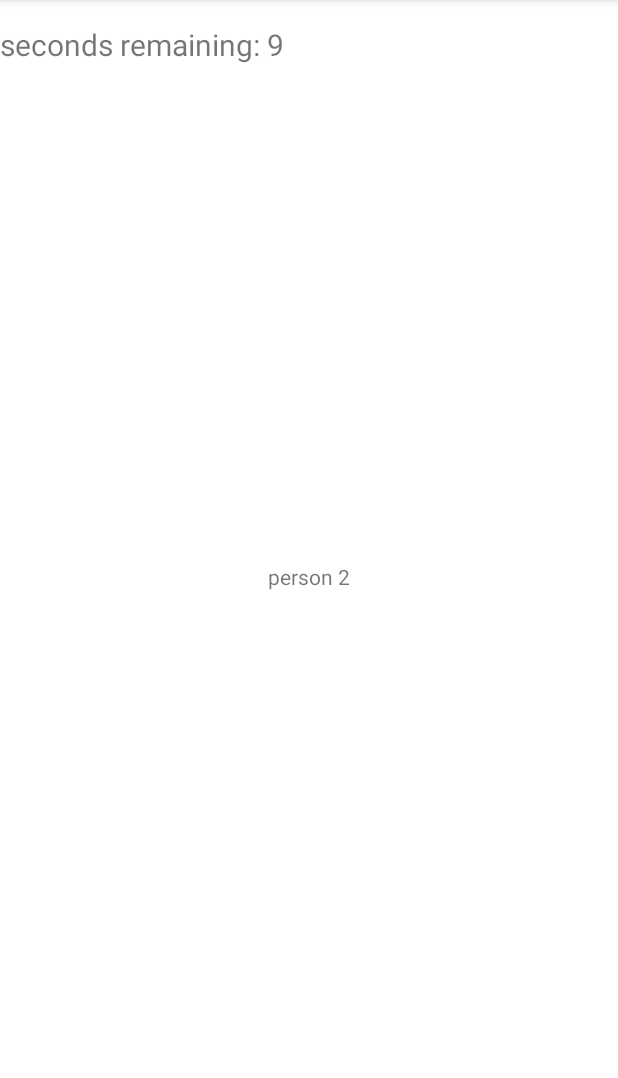
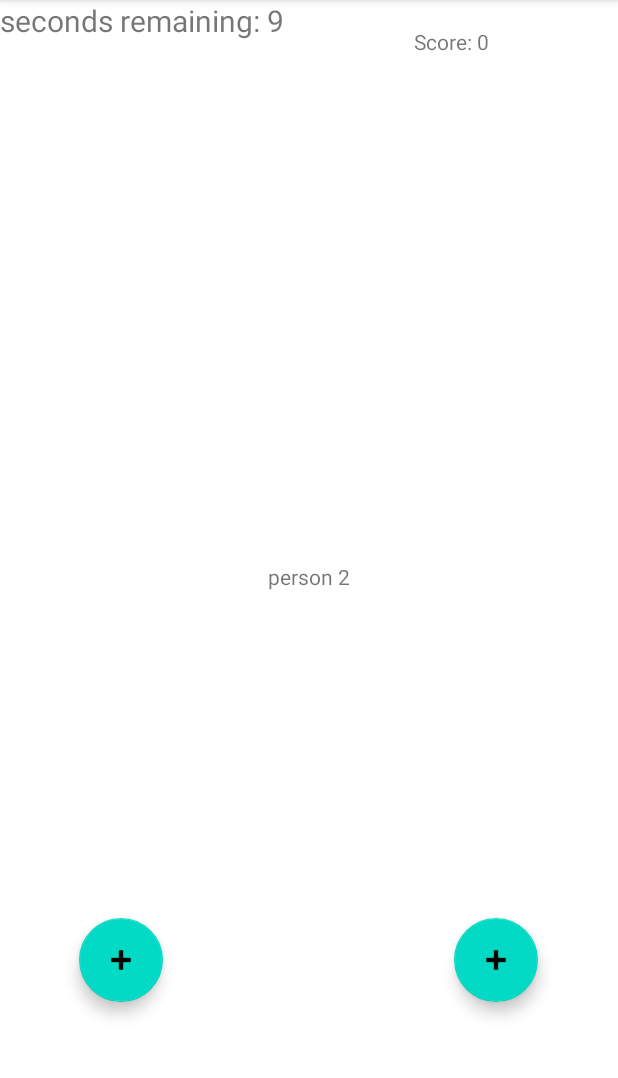
Before and after one commit to Kyle-Henderson-BBC/Hack-Week-2021-100-Treasures, an Android app: the GuessActivity screen opened directly, with no data from a screen before it, on a phone screen of 412 x 824 dp, the part 84-1162 px from its top. Run offline under Robolectric (Android 15) with nearby library versions, the light colour scheme and no system bars.

Commit message:
feat(Score): added functions to increment and display score and pass on to next character

```diff
--- a/app/src/main/java/com/example/hack_week_100_treasures/GuessActivity.kt
+++ b/app/src/main/java/com/example/hack_week_100_treasures/GuessActivity.kt
@@ -27,6 +27,7 @@ class GuessActivity : AppCompatActivity(), SensorEventListener {
 
     lateinit var sensorManager: SensorManager
     lateinit var binding: ActivityGuessBinding
+    lateinit var player: Player
 
     private val repo = CharactersRepository()
 
@@ -41,7 +42,7 @@ class GuessActivity : AppCompatActivity(), SensorEventListener {
         rotationSensor = sensorManager.getDefaultSensor(Sensor.TYPE_ROTATION_VECTOR)
         gyroSensor = sensorManager.getDefaultSensor(Sensor.TYPE_GYROSCOPE)
 
-        val player = Player("player 1", 0)
+        player = Player("player 1", 0)
 
         val timer = object : CountDownTimer(10000, 1000) {
             override fun onTick(millisUntilFinished: Long) {
@@ -65,6 +66,13 @@ class GuessActivity : AppCompatActivity(), SensorEventListener {
             sensorManager.registerListener(this, gyroSensor, 1000)
             val intent = Intent(this, MainActivity::class.java)
             startActivity(intent)
+        }
+
+        binding.floatingActionButton.setOnClickListener{
+            moveOn(false)
+        }
+        binding.floatingActionButton2.setOnClickListener{
+            moveOn(true)
         }
 
         binding.textView2.text = repo.getRandomString()
@@ -137,4 +145,15 @@ class GuessActivity : AppCompatActivity(), SensorEventListener {
     override fun onAccuracyChanged(sensor: Sensor?, accuracy: Int) {
         Log.e("Changed:", sensor.toString())
     }
+
+    private fun moveOn(correct: Boolean){
+        if(correct) updateScore()
+        binding.textView2.text = repo.getRandomString()
+    }
+
+    private fun updateScore(){
+        player.score += 1
+        val str = "Score: " + player.score.toString()
+        binding.score.text = str
+    }
 }
--- a/app/src/main/java/com/example/hack_week_100_treasures/Player.kt
+++ b/app/src/main/java/com/example/hack_week_100_treasures/Player.kt
@@ -1,3 +1,3 @@
 package com.example.hack_week_100_treasures
 
-data class Player(val name: String, val score: Int)
+data class Player(val name: String, var score: Int)
--- a/app/src/main/res/layout/activity_guess.xml
+++ b/app/src/main/res/layout/activity_guess.xml
@@ -18,14 +18,14 @@
         app:layout_constraintHorizontal_bias="0.0"
         app:layout_constraintStart_toStartOf="parent"
         app:layout_constraintTop_toTopOf="parent"
-        app:layout_constraintVertical_bias="0.022" />
+        app:layout_constraintVertical_bias="0.0" />
 
     <Button
         android:id="@+id/reset_button"
         android:layout_width="wrap_content"
         android:layout_height="wrap_content"
         android:text="Reset"
-        android:visibility="gone"
+        android:visibility="invisible"
         app:layout_constraintBottom_toBottomOf="parent"
         app:layout_constraintEnd_toEndOf="parent"
         app:layout_constraintHorizontal_bias="0.498"
@@ -44,4 +44,36 @@
         app:layout_constraintStart_toStartOf="parent"
         app:layout_constraintTop_toTopOf="parent" />
 
+    <com.google.android.material.floatingactionbutton.FloatingActionButton
+        android:id="@+id/floatingActionButton"
+        android:layout_width="wrap_content"
+        android:layout_height="wrap_content"
+        android:layout_marginBottom="100dp"
+        android:clickable="true"
+        app:layout_constraintBottom_toBottomOf="parent"
+        app:layout_constraintEnd_toStartOf="@+id/reset_button"
+        app:layout_constraintStart_toStartOf="parent"
+        app:srcCompat="@android:drawable/ic_input_add" />
+
+    <com.google.android.material.floatingactionbutton.FloatingActionButton
+        android:id="@+id/floatingActionButton2"
+        android:layout_width="wrap_content"
+        android:layout_height="wrap_content"
+        android:layout_marginBottom="100dp"
+        android:clickable="true"
+        app:layout_constraintBottom_toBottomOf="parent"
+        app:layout_constraintEnd_toEndOf="parent"
+        app:layout_constraintStart_toEndOf="@+id/reset_button"
+        app:srcCompat="@android:drawable/ic_input_add" />
+
+    <TextView
+        android:id="@+id/score"
+        android:layout_width="wrap_content"
+        android:layout_height="wrap_content"
+        android:layout_marginTop="18dp"
+        android:text="Score: 0"
+        app:layout_constraintEnd_toEndOf="parent"
+        app:layout_constraintStart_toEndOf="@+id/textView"
+        app:layout_constraintTop_toTopOf="parent" />
+
 </androidx.constraintlayout.widget.ConstraintLayout>
```
